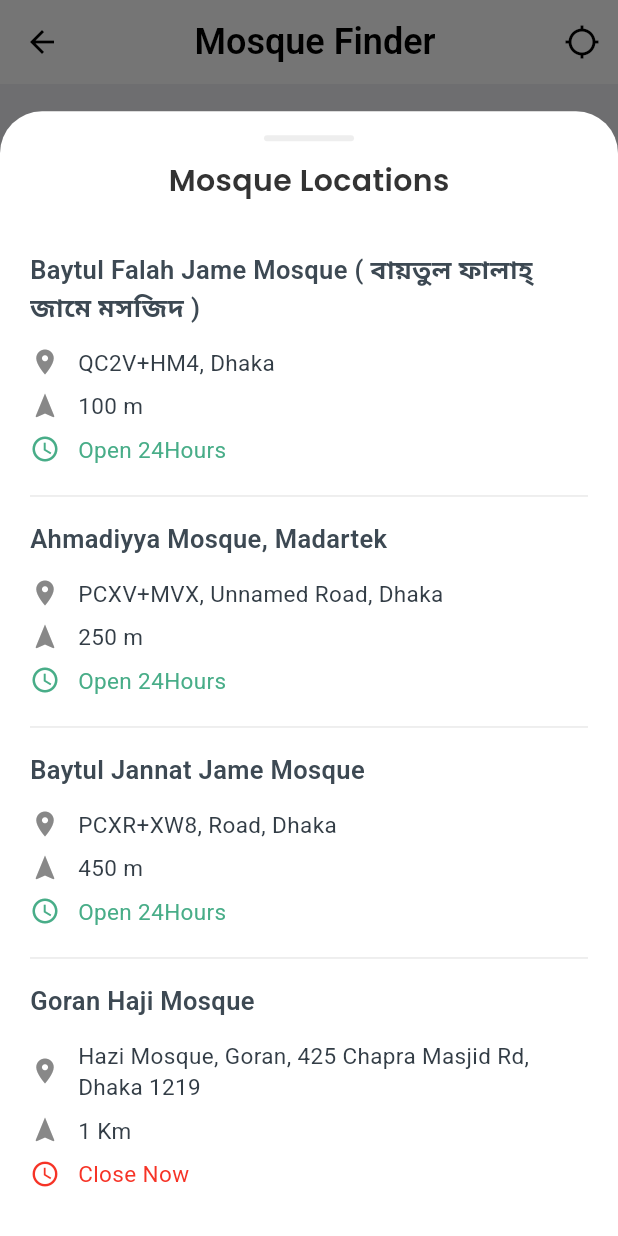
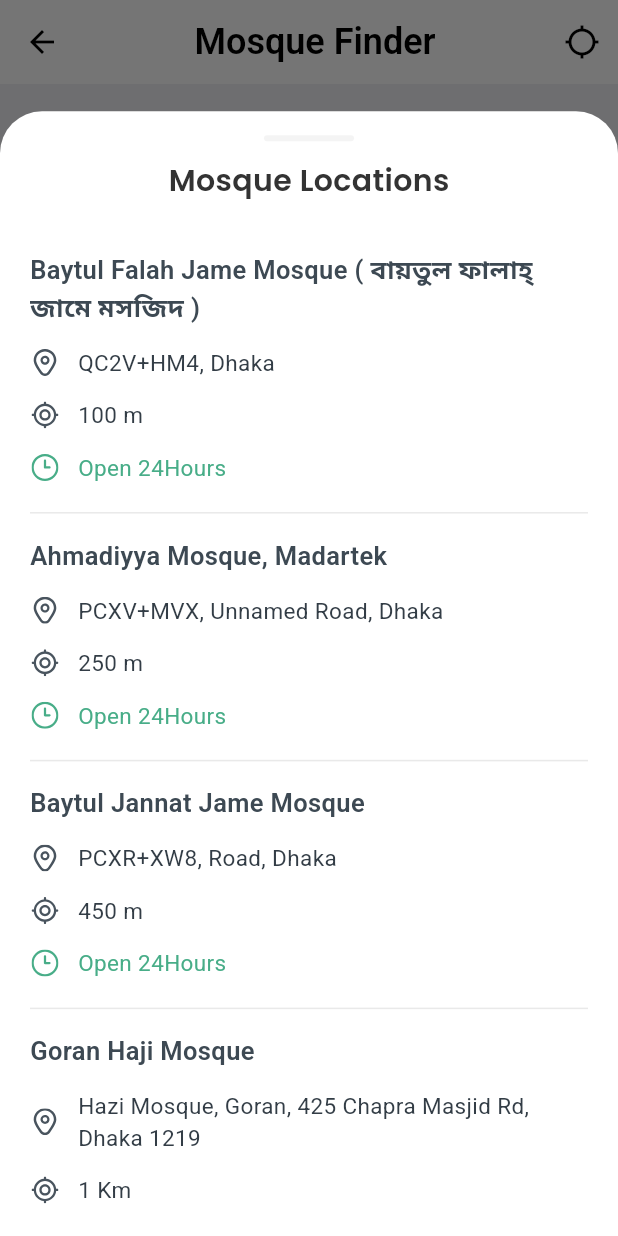
Before and after one commit to moinulislam0/muslim_pro, a Flutter app: the MosqueFinderScreen screen opened directly, after a tap on "Show Mosque Locations", on a phone screen of 412 x 824 dp. Run offline on Flutter 3.47's test engine with Material 3 defaults, Android fonts, the phone set to English and light mode, and no system bars; our stand-ins replace flutter_svg.

Commit message:
Update mosque_location.dart

```diff
--- a/lib/mosque_location/mosque_location.dart
+++ b/lib/mosque_location/mosque_location.dart
@@ -1,5 +1,6 @@
 import 'package:flutter/material.dart';
 import 'package:flutter/services.dart';
+import 'package:flutter_svg/flutter_svg.dart';
 
 // --- Color Constants (Approximated from Image) ---
 class AppColors {
@@ -16,7 +17,7 @@ class AppColors {
   // Mosque Name Text: Darker black/purple-ish
   static const Color mosqueNameText = Color(0xFF3D2B4C);
   // Location/Distance Icon Color: Muted grey/black
-  static const Color infoIcon = Color(0xFF888888);
+  static const Color infoIcon = Color(0XFF49545e); // Color(0xFF888888);
   // Location/Distance Text Color: Slightly lighter than info icon
   static const Color infoText = Color.fromARGB(255, 51, 61, 70);
   // Open 24Hours Text/Icon Color: Green
@@ -24,7 +25,7 @@ class AppColors {
   // Close Now Text/Icon Color: Red
   static const Color closeStatus = Color(0xFFf63326);
   // Divider Color: Very light grey
-  static const Color dividerColor = Color(0xFFEEEEEE);
+  static const Color dividerColor = Color(0xFFF4F4F4);
   // Button Background: A color that fits the theme
   static const Color buttonBackground = Color(0xFF6200EE);
 }
@@ -50,7 +51,7 @@ class Mosque {
 
 /// Custom widget for the icon and text pair (Location, Distance, Status)
 class InfoRowWidget extends StatelessWidget {
-  final IconData icon;
+  final String icon;
   final String text;
   final Color iconColor;
   final Color textColor;
@@ -71,7 +72,7 @@ class InfoRowWidget extends StatelessWidget {
         crossAxisAlignment: CrossAxisAlignment.center,
         mainAxisAlignment: MainAxisAlignment.spaceAround,
         children: [
-          Icon(icon, size: 20.0, color: iconColor),
+          SvgPicture.asset(icon, height: 18.0, width: 20, color: iconColor),
           const SizedBox(width: 12.0),
           Expanded(
             child: Text(
@@ -124,23 +125,23 @@ class MosqueListItem extends StatelessWidget {
 
           // 2. Location Info
           InfoRowWidget(
-            icon: Icons.location_on,
+            icon: 'assets/images/location.svg',
             text: mosque.location,
             iconColor: AppColors.infoIcon,
             textColor: AppColors.infoText,
           ),
-
+          const SizedBox(height: 6.0),
           // 3. Distance Info
           InfoRowWidget(
-            icon: Icons.navigation,
+            icon: "assets/images/distance.svg",
             text: mosque.distance,
             iconColor: AppColors.infoIcon,
             textColor: AppColors.infoText,
           ),
-
+          const SizedBox(height: 6.0),
           // 4. Status Info
           InfoRowWidget(
-            icon: statusIcon,
+            icon: "assets/images/timer_mos.svg",
             text: mosque.status,
             iconColor: statusColor,
             textColor: statusColor,
@@ -188,8 +189,9 @@ class MosqueLocationsBottomSheet extends StatelessWidget {
         name: 'West Nandi para Al Aqsa Mosque',
         location:
             'Banasree Central Mosque, Dhaka 1212, Banasree Central Mosque, Dhaka 1212',
-        distance: '', // No distance visible for the last one
-        status: '', // No status visible for the last one
+        distance: '1 Km', // No distance visible for the last one
+        status: 'Close Now',
+        isClosed: true,
       ),
     ];
 
@@ -243,7 +245,7 @@ class MosqueLocationsBottomSheet extends StatelessWidget {
                   if (index < mosques.length - 1) {
                     return Divider(
                       color: Color.fromARGB(255, 233, 233, 233),
-                      height: 1.0,
+                      height: .2,
                       // Add small vertical padding around the divider to match visual spacing
                       thickness: 1.0,
                     );
```
